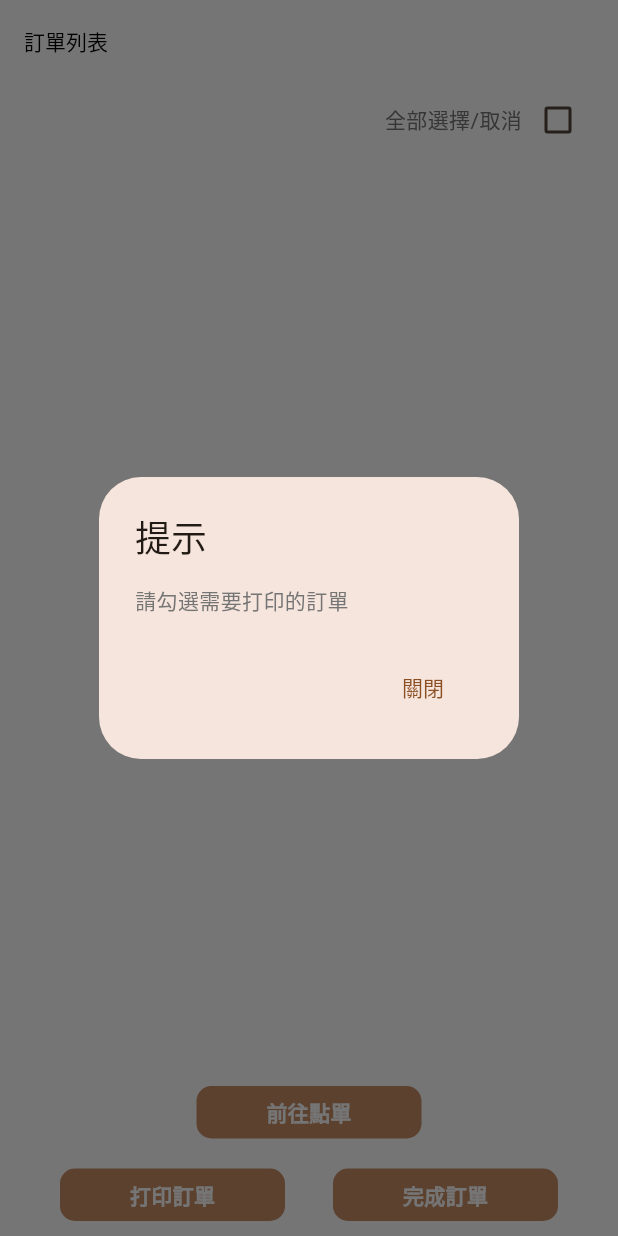
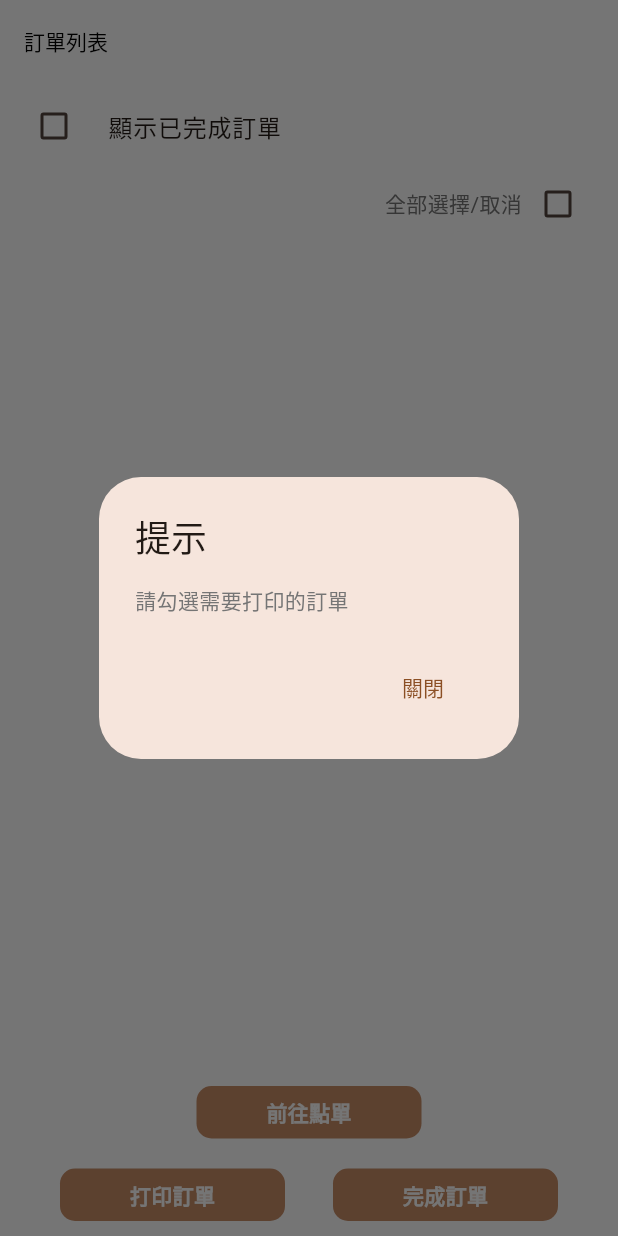
Before and after one commit to Dparty/restaurant-counter, a Flutter app: the CheckBillsView screen opened directly, after a tap on "完成訂單", on a phone screen of 412 x 824 dp. Run offline on Flutter 3.47's test engine with Material 3 defaults, Android fonts, the phone set to English and light mode, and no system bars; our stand-ins replace shared_preferences; accounts and stored records are empty; Roboto replaces fonts that are missing (Muli).

Commit message:
fix: bill complete

```diff
--- a/lib/views/ordering/checkbills/check_bills.dart
+++ b/lib/views/ordering/checkbills/check_bills.dart
@@ -103,15 +103,22 @@ class CheckBillsView extends StatefulWidget {
 
 class _CheckBillsViewState extends State<CheckBillsView> {
   int _offset = 0;
+  bool checkedValue = false;
 
   @override
   Widget build(BuildContext context) {
     List<Bill>? bills =
         context.watch<SelectedTableProvider>().tableOrders?.toList();
 
+    // List<Bill>? selectedTableBills = bills
+    //     ?.where((i) =>
+    //         i.tableLabel == widget.table?.label && i.status == 'SUBMITTED')
+    //     .toList();
     List<Bill>? selectedTableBills = bills
         ?.where((i) =>
-            i.tableLabel == widget.table?.label && i.status == 'SUBMITTED')
+            i.tableLabel == widget.table?.label &&
+            (i.status == 'SUBMITTED' ||
+                (checkedValue == true && i.status == 'PAIED')))
         .toList();
     List<String>? selectedTableBillsIds =
         selectedTableBills?.map((e) => e.id).toList();
@@ -178,9 +185,41 @@ class _CheckBillsViewState extends State<CheckBillsView> {
               ))
             : Column(
                 children: [
+                  CheckboxListTile(
+                    title: const Text("顯示已完成訂單"),
+                    value: checkedValue,
+                    onChanged: (newValue) {
+                      setState(() {
+                        checkedValue = newValue!;
+                      });
+                    },
+                    controlAffinity: ListTileControlAffinity
+                        .leading, //  <-- leading Checkbox
+                  ),
                   Padding(
                     padding: const EdgeInsets.only(right: 16.0),
-                    child: Row(
+                    child: Column(
+                      mainAxisAlignment: MainAxisAlignment.center,
+                      children: [
+                        // Expanded(
+                        //   child: Row(
+                        //     children: [
+                        //       // CheckboxListTile(
+                        //       //   title: Text("顯示已完成訂單"),
+                        //       //   value: checkedValue,
+                        //       //   onChanged: (newValue) {
+                        //       //     setState(() {
+                        //       //       print("newValue");
+                        //       //       checkedValue = newValue!;
+                        //       //     });
+                        //       //   },
+                        //       //   controlAffinity: ListTileControlAffinity
+                        //       //       .leading, //  <-- leading Checkbox
+                        //       // ),
+                        //     ],
+                        //   ),
+                        // ),
+                        Row(
                           mainAxisAlignment: MainAxisAlignment.end,
                           children: [
                             const Text("全部選擇/取消"),
@@ -192,6 +231,8 @@ class _CheckBillsViewState extends State<CheckBillsView> {
                                     setCheckAll(val!);
                                   });
                                 }),
+                          ],
+                        )
                       ],
                     ),
                   ),
```
Also changed, not shown: lib/api/bill.dart (+6 -5 lines), lib/views/ordering/ordering_page.dart (+19 -3 lines), lib/views/signin/signIn_page.dart (+11 -7 lines). Lines whose indentation alone changed are shown as unchanged.
